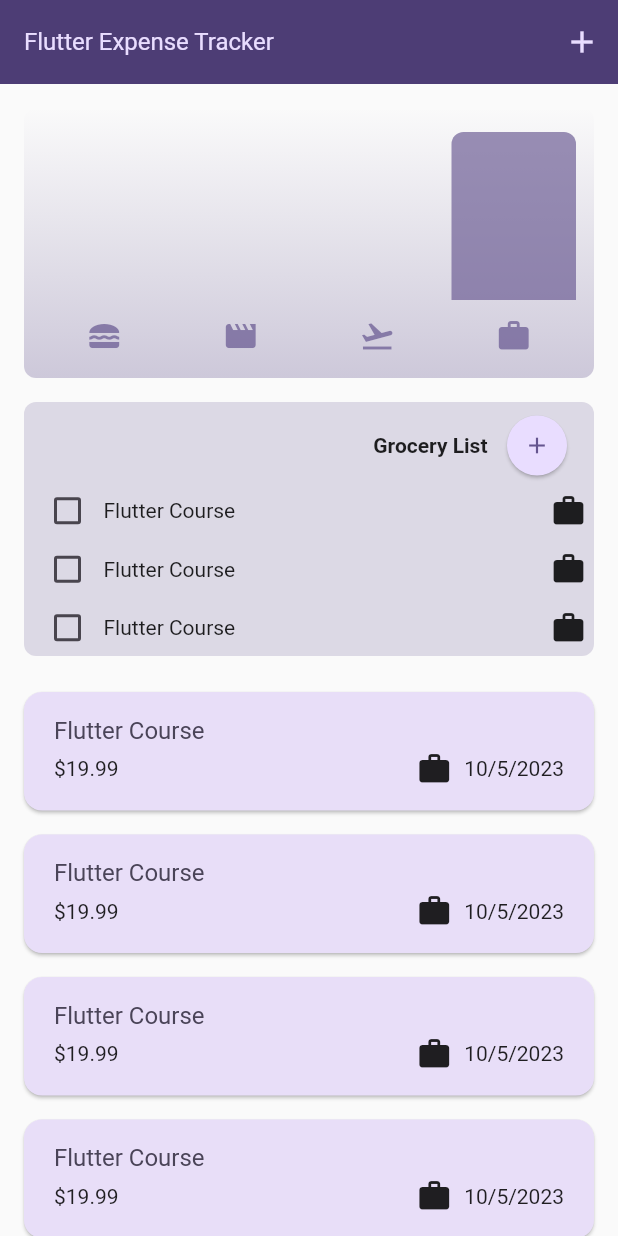
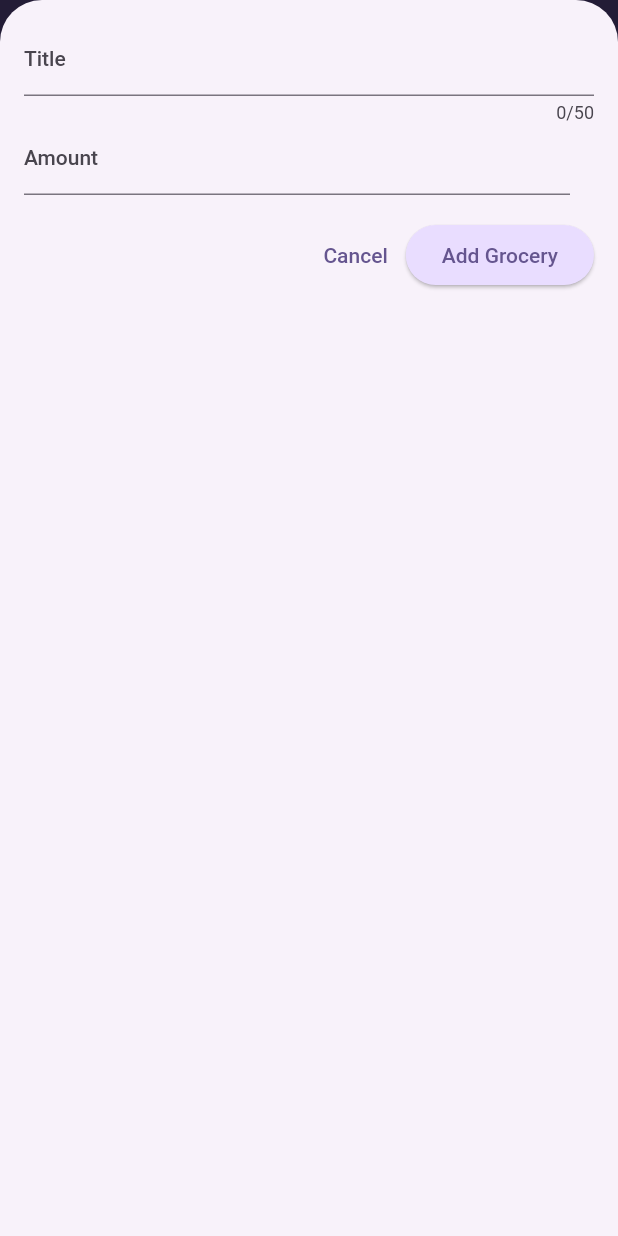
Before and after one commit to siribsandnes/expense_tracker, a Flutter app: the screen it shows after launch, after a tap on the "add" icon, on a phone screen of 412 x 824 dp. Run offline on Flutter 3.47's test engine with Material 2 defaults, Android fonts, the phone set to English and light mode, and no system bars.

Commit message:
Finished grocery list

```diff
--- a/lib/widgets/expenses.dart
+++ b/lib/widgets/expenses.dart
@@ -1,6 +1,7 @@
 import 'package:expense_tracker/widgets/expenses_list/expenses_list.dart';
 import 'package:expense_tracker/widgets/groceryList/grocery_list.dart';
 import 'package:expense_tracker/widgets/new_expense.dart';
+import 'package:expense_tracker/widgets/new_grocery.dart';
 import 'package:flutter/material.dart';
 import 'package:expense_tracker/models/expense.dart';
 import 'package:expense_tracker/widgets/chart/chart.dart';
@@ -48,6 +49,21 @@ class _ExpensesState extends State<Expenses> {
     ),
   ];
 
+  final List<Expense> _registredGroceries = [
+    Expense(
+      title: 'Grocery 1',
+      amount: 19.99,
+      date: DateTime.now(),
+      category: Category.work,
+    ),
+    Expense(
+      title: 'Grocery 2',
+      amount: 19.99,
+      date: DateTime.now(),
+      category: Category.work,
+    ),
+  ];
+
   void _openAddExpenseOverlay() {
     showModalBottomSheet(
       useSafeArea: true,
@@ -57,9 +73,31 @@ class _ExpensesState extends State<Expenses> {
     );
   }
 
+  void _openAddGroceryOverlay() {
+    showModalBottomSheet(
+      useSafeArea: true,
+      isScrollControlled: true,
+      context: context,
+      builder: (ctx) => NewGrocery(onAddGrocery: _addGrocery),
+    );
+  }
+
   void _addExpense(Expense expense) {
     setState(() {
       _registeredExpenses.add(expense);
+    });
+  }
+
+  void _addGrocery(Expense grocery) {
+    setState(() {
+      _registredGroceries.add(grocery);
+    });
+  }
+
+  void _removeGrocery(Expense grocery) {
+    final groceryIndex = _registredGroceries.indexOf(grocery);
+    setState(() {
+      _registredGroceries.remove(grocery);
     });
   }
 
@@ -121,11 +159,22 @@ class _ExpensesState extends State<Expenses> {
                   child: Container(
                       padding: const EdgeInsets.all(5),
                       decoration: BoxDecoration(
-                          borderRadius: BorderRadius.circular(8),
-                          color: Theme.of(context)
-                              .colorScheme
-                              .primary
-                              .withOpacity(0.2)),
+                        borderRadius: BorderRadius.circular(8),
+                        gradient: LinearGradient(
+                          colors: [
+                            Theme.of(context)
+                                .colorScheme
+                                .primary
+                                .withOpacity(0.3),
+                            Theme.of(context)
+                                .colorScheme
+                                .primary
+                                .withOpacity(0.0)
+                          ],
+                          begin: Alignment.topCenter,
+                          end: Alignment.bottomCenter,
+                        ),
+                      ),
                       margin: const EdgeInsets.fromLTRB(16, 0, 16, 16),
                       height: 150,
                       child: ListView(
@@ -141,7 +190,7 @@ class _ExpensesState extends State<Expenses> {
                                         TextStyle(fontWeight: FontWeight.bold),
                                   ),
                                   ElevatedButton(
-                                    onPressed: () {},
+                                    onPressed: _openAddGroceryOverlay,
                                     style: ElevatedButton.styleFrom(
                                         shape: const CircleBorder(),
                                         foregroundColor: Theme.of(context)
@@ -155,8 +204,11 @@ class _ExpensesState extends State<Expenses> {
                                 decoration: BoxDecoration(
                                     borderRadius: BorderRadius.circular(8)),
                                 height: 140,
-                                child:
-                                    GroceryList(groceries: _registeredExpenses),
+                                child: GroceryList(
+                                  groceries: _registredGroceries,
+                                  onRemoveGroceries: _removeGrocery,
+                                  onAddExpense: _addExpense,
+                                ),
                               )
                             ],
                           ),
--- a/lib/widgets/groceryList/grocery_item.dart
+++ b/lib/widgets/groceryList/grocery_item.dart
@@ -2,9 +2,12 @@ import 'package:expense_tracker/models/expense.dart';
 import 'package:flutter/material.dart';
 
 class GroceryItem extends StatefulWidget {
-  const GroceryItem(this.grocery, {super.key});
+  const GroceryItem(this.grocery, this.onRemoveGroceries, this.onAddExpense,
+      {super.key});
 
   final Expense grocery;
+  final Function(Expense expense) onRemoveGroceries;
+  final Function(Expense expense) onAddExpense;
 
   @override
   State<GroceryItem> createState() => _GroceryItemState();
@@ -16,6 +19,8 @@ class _GroceryItemState extends State<GroceryItem> {
   void _removeGrocery(bool? isChecked) {
     setState(() {
       _isChecked = isChecked ?? false;
+      widget.onRemoveGroceries(widget.grocery);
+      widget.onAddExpense(widget.grocery);
     });
   }
 
@@ -23,14 +28,17 @@ class _GroceryItemState extends State<GroceryItem> {
   Widget build(BuildContext context) {
     return Row(
       mainAxisAlignment: MainAxisAlignment.spaceBetween,
+      crossAxisAlignment: CrossAxisAlignment.center,
       children: [
         Row(
           children: [
             Checkbox(value: _isChecked, onChanged: _removeGrocery),
-            Text(widget.grocery.title),
+            Text(
+              widget.grocery.title,
+              style: const TextStyle(fontWeight: FontWeight.bold),
+            ),
           ],
         ),
-        Icon(categoryIcons[widget.grocery.category]),
       ],
     );
   }
--- a/lib/widgets/groceryList/grocery_list.dart
+++ b/lib/widgets/groceryList/grocery_list.dart
@@ -3,9 +3,15 @@ import 'package:expense_tracker/widgets/groceryList/grocery_item.dart';
 import 'package:flutter/material.dart';
 
 class GroceryList extends StatelessWidget {
-  const GroceryList({required this.groceries, super.key});
+  const GroceryList(
+      {required this.groceries,
+      required this.onRemoveGroceries,
+      required this.onAddExpense,
+      super.key});
 
   final List<Expense> groceries;
+  final Function(Expense expense) onRemoveGroceries;
+  final Function(Expense expense) onAddExpense;
 
   @override
   Widget build(BuildContext context) {
@@ -13,10 +19,12 @@ class GroceryList extends StatelessWidget {
       itemCount: groceries.length,
       itemBuilder: (BuildContext context, index) {
         return Container(
-          margin: const EdgeInsets.fromLTRB(0, 2, 0, 2),
-          decoration: BoxDecoration(borderRadius: BorderRadius.circular(8)),
+          margin: const EdgeInsets.fromLTRB(0, 4, 0, 4),
+          decoration: BoxDecoration(
+            borderRadius: BorderRadius.circular(8),
+          ),
           height: 35,
-          child: GroceryItem(groceries[index]),
+          child: GroceryItem(groceries[index], onRemoveGroceries, onAddExpense),
         );
       },
     );
--- /dev/null
+++ b/lib/widgets/new_grocery.dart
@@ -0,0 +1,204 @@
+import 'dart:io';
+
+import 'package:flutter/material.dart';
+import 'package:expense_tracker/models/expense.dart';
+import 'package:flutter/cupertino.dart';
+
+class NewGrocery extends StatefulWidget {
+  const NewGrocery({super.key, required this.onAddGrocery});
+
+  final void Function(Expense expense) onAddGrocery;
+
+  @override
+  State<StatefulWidget> createState() {
+    return _NewGroceryState();
+  }
+}
+
+class _NewGroceryState extends State<NewGrocery> {
+  final _titleController = TextEditingController();
+  final _amountController = TextEditingController();
+  final Category _selectedCategory = Category.food;
+
+  void _showDialog() {
+    if (Platform.isIOS) {
+      showCupertinoDialog(
+        context: context,
+        builder: ((context) => CupertinoAlertDialog(
+              title: const Text('Invalid input'),
+              content: const Text(
+                  'Please make sure a valid title, amount, date and category was entered'),
+              actions: [
+                TextButton(
+                    onPressed: () {
+                      Navigator.pop(context);
+                    },
+                    child: const Text('Okay'))
+              ],
+            )),
+      );
+    } else {
+      showDialog(
+        context: context,
+        builder: (ctx) => AlertDialog(
+          title: const Text('Invalid input'),
+          content: const Text(
+              'Please make sure a valid title, amount, date and category was entered'),
+          actions: [
+            TextButton(
+                onPressed: () {
+                  Navigator.pop(context);
+                },
+                child: const Text('Okay'))
+          ],
+        ),
+      );
+    }
+  }
+
+  void _submitExpenseData() {
+    final enteredAmount = double.tryParse(_amountController.text);
+    final amountIsInvalid = enteredAmount == null || enteredAmount <= 0;
+    if (_titleController.text.trim().isEmpty || amountIsInvalid) {
+      _showDialog();
+      return;
+    }
+
+    widget.onAddGrocery(
+      Expense(
+          title: _titleController.text,
+          amount: enteredAmount!,
+          date: DateTime.now(),
+          category: _selectedCategory),
+    );
+    Navigator.pop(context);
+  }
+
+  @override
+  void dispose() {
+    _titleController.dispose();
+    _amountController.dispose();
+    super.dispose();
+  }
+
+  @override
+  Widget build(BuildContext context) {
+    final keyboardSpace = MediaQuery.of(context).viewInsets.bottom;
+
+    return LayoutBuilder(builder: (ctx, constraints) {
+      final width = constraints.maxWidth;
+
+      return SizedBox(
+        height: double.infinity,
+        child: SingleChildScrollView(
+          child: Padding(
+            padding: EdgeInsets.fromLTRB(16, 16, 16, keyboardSpace + 16),
+            child: Column(
+              children: [
+                if (width >= 600)
+                  Row(
+                    crossAxisAlignment: CrossAxisAlignment.start,
+                    children: [
+                      Expanded(
+                        child: TextField(
+                          controller: _titleController,
+                          maxLength: 50,
+                          keyboardType: TextInputType.text,
+                          decoration: const InputDecoration(
+                            label: Text('Title'),
+                          ),
+                        ),
+                      ),
+                      const SizedBox(
+                        width: 24,
+                      ),
+                      Expanded(
+                        child: TextField(
+                          controller: _amountController,
+                          keyboardType: TextInputType.number,
+                          decoration: const InputDecoration(
+                            prefixText: '\$',
+                            label: Text('Amount'),
+                          ),
+                        ),
+                      ),
+                    ],
+                  )
+                else
+                  TextField(
+                    controller: _titleController,
+                    maxLength: 50,
+                    keyboardType: TextInputType.text,
+                    decoration: const InputDecoration(
+                      label: Text('Title'),
+                    ),
+                  ),
+                if (width >= 600)
+                  const Row(
+                    children: [
+                      SizedBox(
+                        height: 24,
+                      ),
+                    ],
+                  )
+                else
+                  Row(
+                    children: [
+                      Expanded(
+                        child: TextField(
+                          controller: _amountController,
+                          keyboardType: TextInputType.number,
+                          decoration: const InputDecoration(
+                            prefixText: '\$',
+                            label: Text('Amount'),
+                          ),
+                        ),
+                      ),
+                      const SizedBox(
+                        width: 16,
+                      ),
+                    ],
+                  ),
+                const SizedBox(
+                  height: 16,
+                ),
+                if (width >= 600)
+                  Row(
+                    children: [
+                      const Spacer(),
+                      TextButton(
+                        onPressed: () {
+                          Navigator.pop(context);
+                        },
+                        child: const Text('Cancel'),
+                      ),
+                      ElevatedButton(
+                        onPressed: _submitExpenseData,
+                        child: const Text('Add Grocery'),
+                      )
+                    ],
+                  )
+                else
+                  Row(
+                    children: [
+                      const Spacer(),
+                      TextButton(
+                        onPressed: () {
+                          Navigator.pop(context);
+                        },
+                        child: const Text('Cancel'),
+                      ),
+                      ElevatedButton(
+                        onPressed: _submitExpenseData,
+                        child: const Text('Add Grocery'),
+                      )
+                    ],
+                  )
+              ],
+            ),
+          ),
+        ),
+      );
+    });
+  }
+}
```
